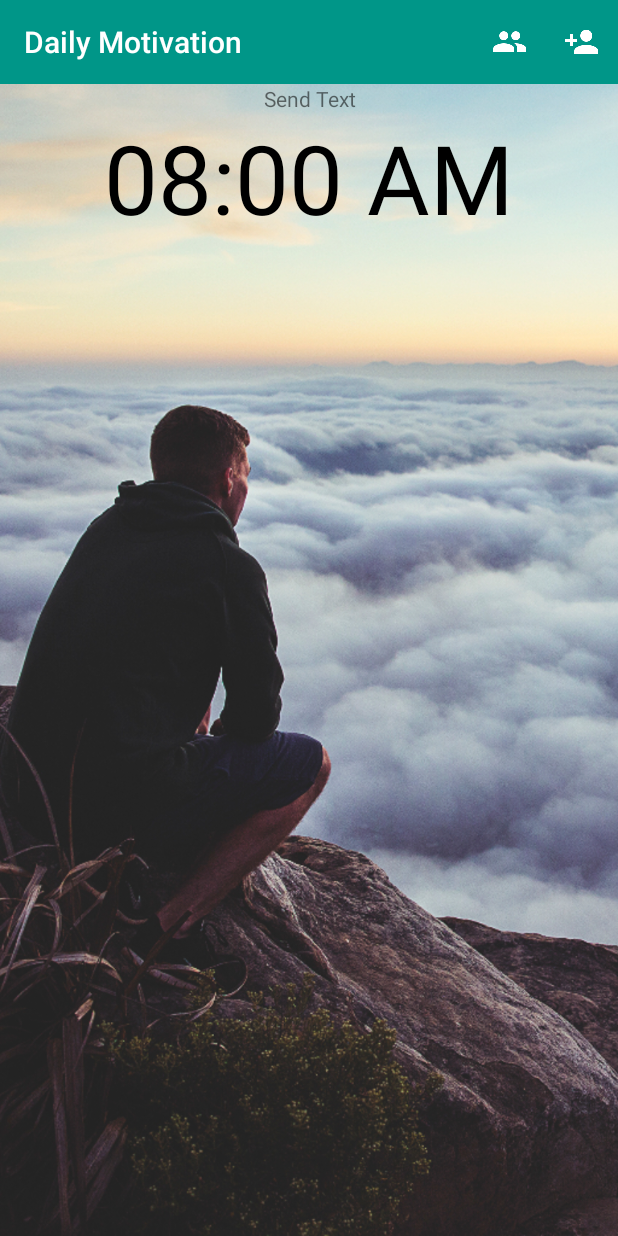
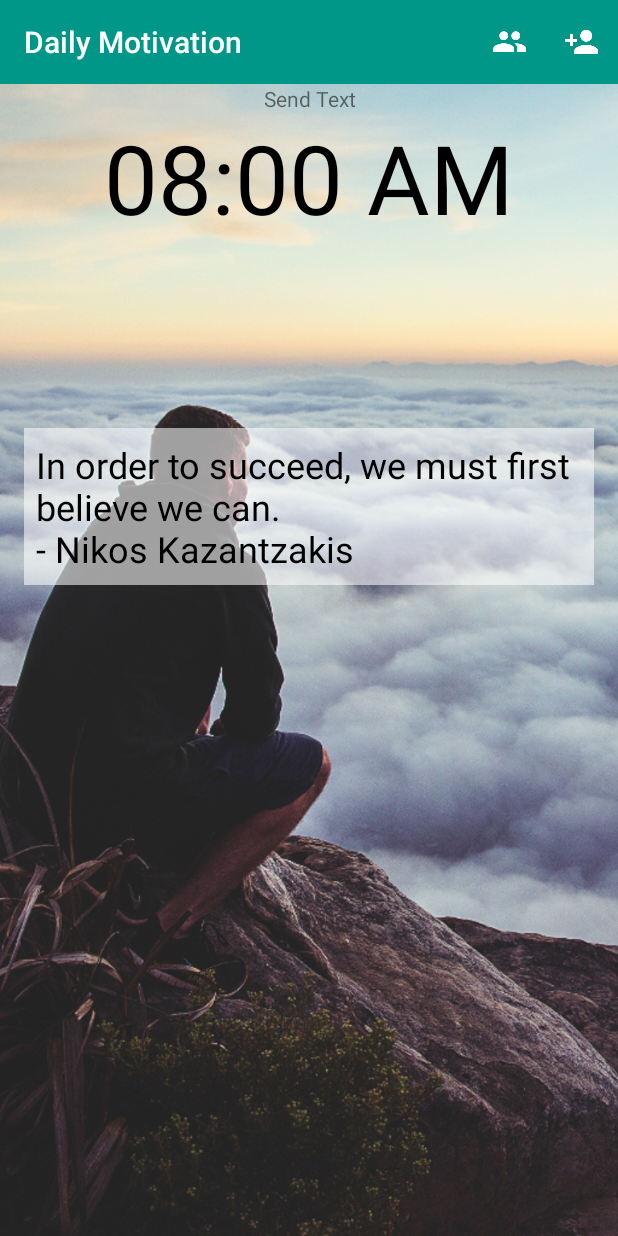
Before and after one commit to cburnham4/QuoteOfTheDay, an Android app: the screen it shows after launch (MainActivity), on a phone screen of 412 x 824 dp. Run offline under Robolectric (Android 15) with nearby library versions, the phone set to English and light mode, and no system bars; our stand-ins replace Volley.

Commit message:
updated main quote on page

```diff
--- a/app/src/main/java/letshangllc/quoteoftheday/AlarmReceiver.java
+++ b/app/src/main/java/letshangllc/quoteoftheday/AlarmReceiver.java
@@ -86,7 +86,10 @@ public class AlarmReceiver extends BroadcastReceiver {
             String message =String.format(Locale.getDefault(), "%s \n- %s", quote, author);
             Log.i(TAG, message);
 
-            ArrayList<Person> persons = new PreferencesManager(context).getPeople();
+            PreferencesManager preferencesManager = new PreferencesManager(context);
+
+            preferencesManager.setPrefQuote(message);
+            ArrayList<Person> persons = preferencesManager.getPeople();
             for(Person person: persons){
                 sendSMS(person.getNumber(), message);
             }
--- a/app/src/main/java/letshangllc/quoteoftheday/MainActivity.java
+++ b/app/src/main/java/letshangllc/quoteoftheday/MainActivity.java
@@ -26,7 +26,7 @@ import java.util.Calendar;
 import java.util.Locale;
 
 public class MainActivity extends AppCompatActivity {
-    private TextView tvTime;
+    private TextView tvTime, tvQuote;
     private int hour = 8;
     private int minute = 0;
 
@@ -35,6 +35,7 @@ public class MainActivity extends AppCompatActivity {
     private PendingIntent pendingIntent;
     private PreferencesManager prefManager;
 
+    private String quote;
     @Override
     protected void onCreate(Bundle savedInstanceState) {
         super.onCreate(savedInstanceState);
@@ -42,6 +43,7 @@ public class MainActivity extends AppCompatActivity {
         prefManager = new PreferencesManager(this);
         hour = prefManager.getHour();
         minute = prefManager.getMinute();
+        this.quote = prefManager.getQuote();
 
         this.setupViews();
         /* Retrieve a PendingIntent that will perform a broadcast */
@@ -56,6 +58,10 @@ public class MainActivity extends AppCompatActivity {
 
     public void setupViews(){
         tvTime = (TextView) findViewById(R.id.tv_time);
+        tvQuote = (TextView) findViewById(R.id.tvQuote);
+
+        tvQuote.setText(quote);
+
         tvTime.setText(getFormattedTime(hour, minute));
         tvTime.setOnClickListener(new View.OnClickListener() {
             @Override
--- a/app/src/main/java/letshangllc/quoteoftheday/PreferencesManager.java
+++ b/app/src/main/java/letshangllc/quoteoftheday/PreferencesManager.java
@@ -30,11 +30,10 @@ public class PreferencesManager {
 
     // Shared preferences file name
     private static final String PREF_NAME = "quote_daily_preferences";
-
     private static final String PREF_HOUR = "pref_hour";
     private static final String PREF_MINUTE = "pref_minute";
-
     private static final String PREF_PEOPLE = "pref_people";
+    private static final String PREF_QUOTE = "pref_quote";
 
     public PreferencesManager(Context context) {
         this.context = context;
@@ -68,6 +67,12 @@ public class PreferencesManager {
         editor.commit();
     }
 
+    public void setPrefQuote(String quote){
+        SharedPreferences.Editor editor = pref.edit();
+        editor.putString(PREF_QUOTE, quote);
+        editor.commit();
+    }
+
     public ArrayList<Person> getPeople(){
         Gson gson = new Gson();
         String jsonPeople = pref.getString(PREF_PEOPLE, "");
@@ -89,4 +94,8 @@ public class PreferencesManager {
         return pref.getInt(PREF_MINUTE, 0);
     }
 
+    public String getQuote(){
+        return pref.getString(PREF_QUOTE, "In order to succeed, we must first believe we can. \n- Nikos Kazantzakis");
+    }
+
 }
--- a/app/src/main/res/layout/activity_main.xml
+++ b/app/src/main/res/layout/activity_main.xml
@@ -36,6 +36,21 @@
             android:textColor="@android:color/black"
             android:clickable="true"
             />
+
+        <TextView
+            android:layout_width="wrap_content"
+            android:layout_height="wrap_content"
+            android:layout_gravity="center"
+            android:id="@+id/tvQuote"
+            android:textSize="24sp"
+            android:textColor="@android:color/black"
+            android:background="#90FFFFFF"
+            android:layout_marginLeft="@dimen/activity_horizontal_margin"
+            android:layout_marginRight="@dimen/activity_horizontal_margin"
+            android:layout_marginTop="124dp"
+            android:padding="8dp"
+            />
+
     </LinearLayout>
 
 
```
